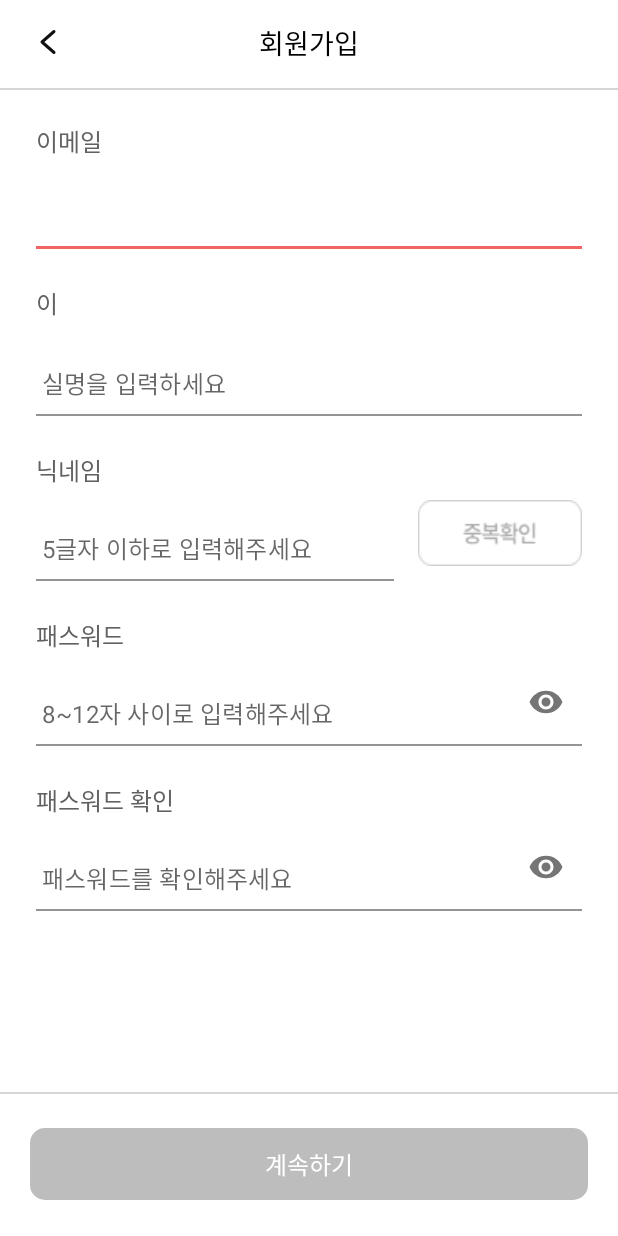
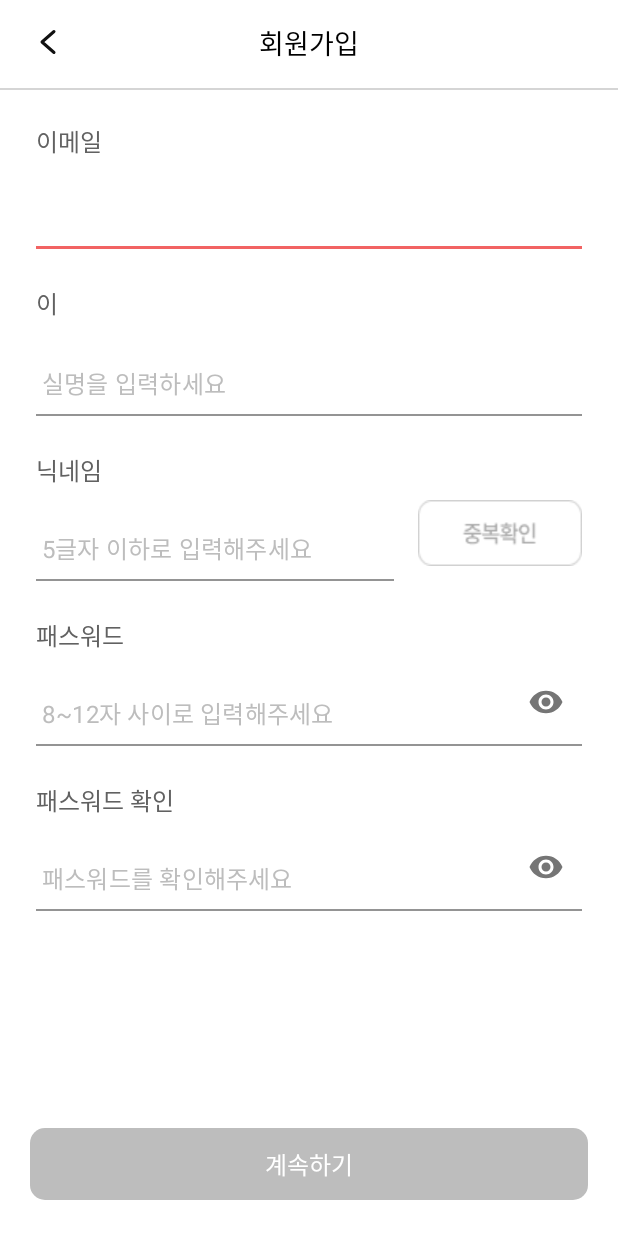
Before and after one commit to bangwoolz/bangwool-frontend-android, an Android app: the RegisterActivity screen opened directly, with no data from a screen before it, on a phone screen of 412 x 824 dp. Run offline under Robolectric (Android 15) with nearby library versions, the phone set to English and light mode, and no system bars.

Commit message:
로그인 해상도 변경 완료

```diff
--- a/app/src/main/res/layout/activity_register.xml
+++ b/app/src/main/res/layout/activity_register.xml
@@ -91,7 +91,6 @@
                     app:boxBackgroundMode="filled"
                     app:boxStrokeWidth="1dp"
                     app:errorTextColor="@color/secondary"
-                    app:hintTextColor="@color/gray_400"
                     app:layout_constraintEnd_toEndOf="parent"
                     app:layout_constraintStart_toStartOf="parent"
                     app:layout_constraintTop_toBottomOf="@id/textViewEmail">
@@ -105,6 +104,7 @@
                         android:inputType="textEmailAddress"
                         android:paddingStart="4dp"
                         android:textColor="@color/gray_700"
+                        android:textColorHint="@color/gray_400"
                         android:textSize="@dimen/text_size_body4"
                         tools:ignore="SpeakableTextPresentCheck,TouchTargetSizeCheck" />
 
@@ -146,6 +146,7 @@
                         android:inputType="text"
                         android:paddingStart="4dp"
                         android:textColor="@color/gray_700"
+                        android:textColorHint="@color/gray_400"
                         android:textSize="@dimen/text_size_body4"
                         tools:ignore="SpeakableTextPresentCheck,TouchTargetSizeCheck" />
 
@@ -199,6 +200,7 @@
                         android:inputType="text"
                         android:paddingStart="4dp"
                         android:textColor="@color/gray_700"
+                        android:textColorHint="@color/gray_400"
                         android:textSize="@dimen/text_size_body4"
                         tools:ignore="SpeakableTextPresentCheck,TouchTargetSizeCheck" />
                 </com.google.android.material.textfield.TextInputLayout>
@@ -263,6 +265,7 @@
                         android:inputType="textPassword"
                         android:paddingStart="4dp"
                         android:textColor="@color/gray_700"
+                        android:textColorHint="@color/gray_400"
                         android:textSize="@dimen/text_size_body4"
                         tools:ignore="SpeakableTextPresentCheck,TouchTargetSizeCheck" />
                 </com.google.android.material.textfield.TextInputLayout>
@@ -316,6 +319,7 @@
                         android:inputType="textPassword"
                         android:paddingStart="4dp"
                         android:textColor="@color/gray_700"
+                        android:textColorHint="@color/gray_400"
                         android:textSize="@dimen/text_size_body4"
                         tools:ignore="SpeakableTextPresentCheck,TouchTargetSizeCheck" />
                 </com.google.android.material.textfield.TextInputLayout>
@@ -345,11 +349,6 @@
         app:layout_constraintEnd_toEndOf="parent"
         app:layout_constraintStart_toStartOf="parent">
 
-        <View
-            android:layout_width="match_parent"
-            android:layout_height="1dp"
-            android:background="@color/gray_300"
-            app:layout_constraintTop_toTopOf="parent" />
 
         <androidx.appcompat.widget.AppCompatButton
             android:id="@+id/buttonContinue"
@@ -361,6 +360,7 @@
             android:layout_marginBottom="24dp"
             android:background="@drawable/btn_style"
             android:enabled="false"
+            android:stateListAnimator="@null"
             android:fontFamily="@font/pretendard_semibold"
             android:onClick="onContinueClicked"
             android:text="계속하기"
--- a/app/src/main/res/layout/activity_termsagree.xml
+++ b/app/src/main/res/layout/activity_termsagree.xml
@@ -216,6 +216,7 @@
         android:onClick="onContinueClicked"
         android:text="계속하기"
         android:textColor="@color/white"
+        android:stateListAnimator="@null"
         android:textSize="@dimen/text_size_body4"
         app:layout_constraintBaseline_toBottomOf="parent"
         app:layout_constraintBottom_toBottomOf="parent"
```
Also changed, not shown: app/src/main/java/com/example/bangwool/RegisterActivity.kt (+53 -22 lines), app/src/main/java/com/example/bangwool/TermsAgreeActivity.kt (+21 -3 lines).
